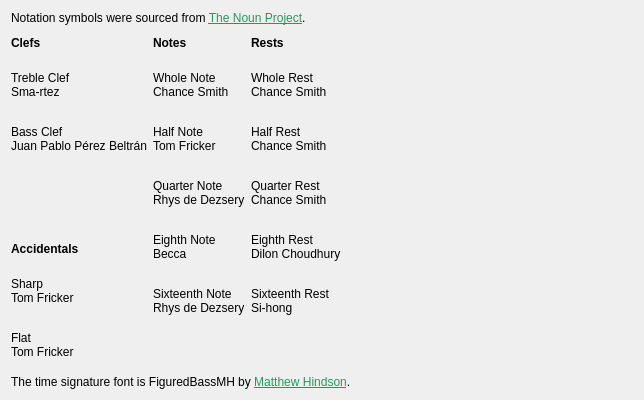
Qt form toplevel/composerwidget/composerackdialog.ui (nirjacobson/Chromasound-Studio) before a commit.
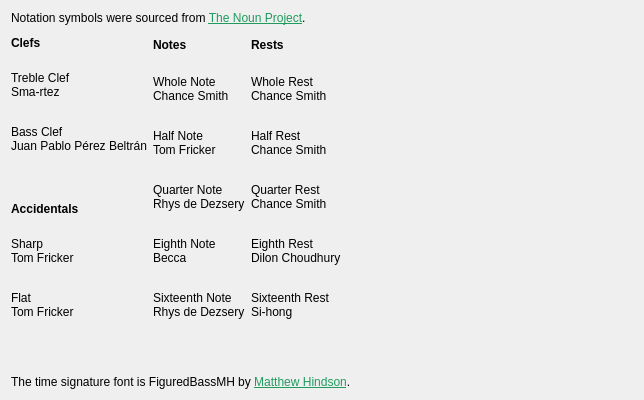
The same form after that commit.

Commit message: fix ack dialog

```diff
--- a/toplevel/composerwidget/composerackdialog.ui
+++ b/toplevel/composerwidget/composerackdialog.ui
@@ -128,6 +128,22 @@
          </property>
         </widget>
        </item>
+       <item>
+        <spacer name="verticalSpacer_4">
+         <property name="orientation">
+          <enum>Qt::Orientation::Vertical</enum>
+         </property>
+         <property name="sizeType">
+          <enum>QSizePolicy::Policy::Fixed</enum>
+         </property>
+         <property name="sizeHint" stdset="0">
+          <size>
+           <width>20</width>
+           <height>40</height>
+          </size>
+         </property>
+        </spacer>
+       </item>
       </layout>
      </item>
      <item>
@@ -215,6 +231,9 @@
          <property name="orientation">
           <enum>Qt::Orientation::Vertical</enum>
          </property>
+         <property name="sizeType">
+          <enum>QSizePolicy::Policy::Fixed</enum>
+         </property>
          <property name="sizeHint" stdset="0">
           <size>
            <width>20</width>
@@ -310,6 +329,9 @@
          <property name="orientation">
           <enum>Qt::Orientation::Vertical</enum>
          </property>
+         <property name="sizeType">
+          <enum>QSizePolicy::Policy::Fixed</enum>
+         </property>
          <property name="sizeHint" stdset="0">
           <size>
            <width>20</width>
```
